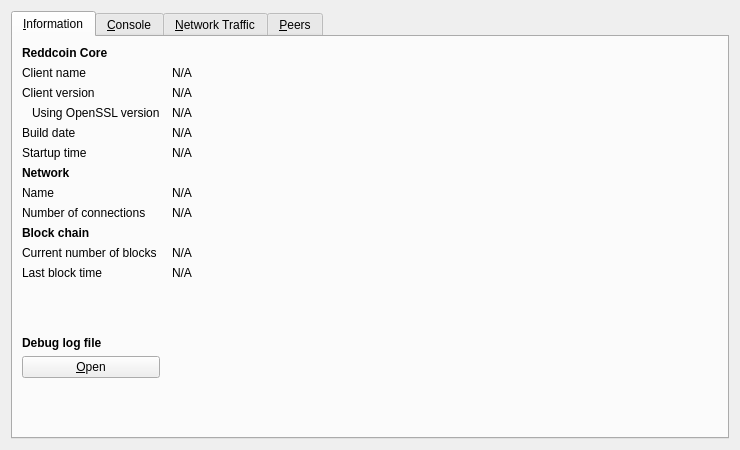
This is src/qt/forms/rpcconsole.ui in zarGonnn/reddcoin as Qt 5 draws it before an edit. The edited form follows.
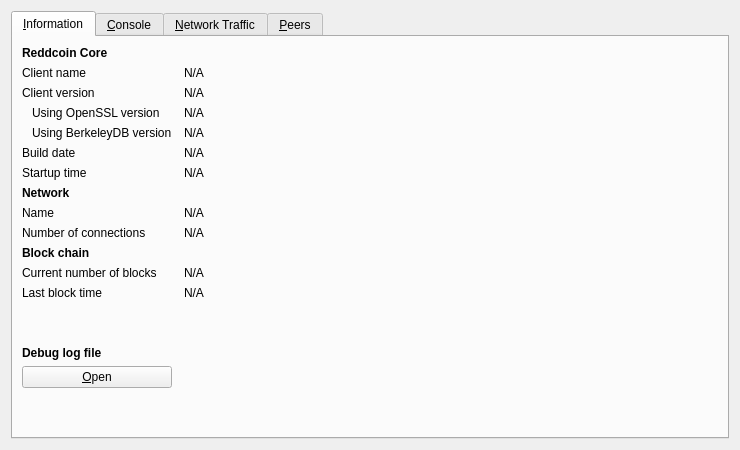
This is the edited form. Icons and pictures are not drawn. Custom widgets are drawn as their Qt base class.

Commit message:
[Qt] add BerkeleyDB version info to RPCConsole
- to match info function between debug.log and RPCConsole

```diff
--- a/src/qt/forms/rpcconsole.ui
+++ b/src/qt/forms/rpcconsole.ui
@@ -113,13 +113,39 @@
         </widget>
        </item>
        <item row="4" column="0">
+        <widget class="QLabel" name="label_berkeleyDBVersion">
+         <property name="text">
+          <string>Using BerkeleyDB version</string>
+         </property>
+         <property name="indent">
+          <number>10</number>
+         </property>
+        </widget>
+       </item>
+       <item row="4" column="1">
+        <widget class="QLabel" name="berkeleyDBVersion">
+         <property name="cursor">
+          <cursorShape>IBeamCursor</cursorShape>
+         </property>
+         <property name="text">
+          <string>N/A</string>
+         </property>
+         <property name="textFormat">
+          <enum>Qt::PlainText</enum>
+         </property>
+         <property name="textInteractionFlags">
+          <set>Qt::LinksAccessibleByMouse|Qt::TextSelectableByKeyboard|Qt::TextSelectableByMouse</set>
+         </property>
+        </widget>
+       </item>
+       <item row="5" column="0">
         <widget class="QLabel" name="label_12">
          <property name="text">
           <string>Build date</string>
          </property>
         </widget>
        </item>
-       <item row="4" column="1">
+       <item row="5" column="1">
         <widget class="QLabel" name="buildDate">
          <property name="cursor">
           <cursorShape>IBeamCursor</cursorShape>
@@ -135,14 +161,14 @@
          </property>
         </widget>
        </item>
-       <item row="5" column="0">
+       <item row="6" column="0">
         <widget class="QLabel" name="label_13">
          <property name="text">
           <string>Startup time</string>
          </property>
         </widget>
        </item>
-       <item row="5" column="1">
+       <item row="6" column="1">
         <widget class="QLabel" name="startupTime">
          <property name="cursor">
           <cursorShape>IBeamCursor</cursorShape>
@@ -158,7 +184,7 @@
          </property>
         </widget>
        </item>
-       <item row="6" column="0">
+       <item row="7" column="0">
         <widget class="QLabel" name="label_11">
          <property name="font">
           <font>
@@ -171,14 +197,14 @@
          </property>
         </widget>
        </item>
-       <item row="7" column="0">
+       <item row="8" column="0">
         <widget class="QLabel" name="label_8">
          <property name="text">
           <string>Name</string>
          </property>
         </widget>
        </item>
-       <item row="7" column="1">
+       <item row="8" column="1">
         <widget class="QLabel" name="networkName">
          <property name="cursor">
           <cursorShape>IBeamCursor</cursorShape>
@@ -194,14 +220,14 @@
          </property>
         </widget>
        </item>
-       <item row="8" column="0">
+       <item row="9" column="0">
         <widget class="QLabel" name="label_7">
          <property name="text">
           <string>Number of connections</string>
          </property>
         </widget>
        </item>
-       <item row="8" column="1">
+       <item row="9" column="1">
         <widget class="QLabel" name="numberOfConnections">
          <property name="cursor">
           <cursorShape>IBeamCursor</cursorShape>
@@ -217,7 +243,7 @@
          </property>
         </widget>
        </item>
-       <item row="9" column="0">
+       <item row="10" column="0">
         <widget class="QLabel" name="label_10">
          <property name="font">
           <font>
@@ -230,14 +256,14 @@
          </property>
         </widget>
        </item>
-       <item row="10" column="0">
+       <item row="11" column="0">
         <widget class="QLabel" name="label_3">
          <property name="text">
           <string>Current number of blocks</string>
          </property>
         </widget>
        </item>
-       <item row="10" column="1">
+       <item row="11" column="1">
         <widget class="QLabel" name="numberOfBlocks">
          <property name="cursor">
           <cursorShape>IBeamCursor</cursorShape>
@@ -253,14 +279,14 @@
          </property>
         </widget>
        </item>
-       <item row="11" column="0">
+       <item row="12" column="0">
         <widget class="QLabel" name="label_2">
          <property name="text">
           <string>Last block time</string>
          </property>
         </widget>
        </item>
-       <item row="11" column="1">
+       <item row="12" column="1">
         <widget class="QLabel" name="lastBlockTime">
          <property name="cursor">
           <cursorShape>IBeamCursor</cursorShape>
@@ -276,7 +302,7 @@
          </property>
         </widget>
        </item>
-       <item row="12" column="0">
+       <item row="13" column="0">
         <spacer name="verticalSpacer_2">
          <property name="orientation">
           <enum>Qt::Vertical</enum>
@@ -289,7 +315,7 @@
          </property>
         </spacer>
        </item>
-       <item row="13" column="0">
+       <item row="14" column="0">
         <widget class="QLabel" name="labelDebugLogfile">
          <property name="font">
           <font>
@@ -302,7 +328,7 @@
          </property>
         </widget>
        </item>
-       <item row="14" column="0">
+       <item row="15" column="0">
         <widget class="QPushButton" name="openDebugLogfileButton">
          <property name="toolTip">
           <string>Open the Reddcoin debug log file from the current data directory. This can take a few seconds for large log files.</string>
@@ -315,7 +341,7 @@
          </property>
         </widget>
        </item>
-       <item row="15" column="0">
+       <item row="16" column="0">
         <spacer name="verticalSpacer">
          <property name="orientation">
           <enum>Qt::Vertical</enum>
```
The commit also changes 1 other file.
